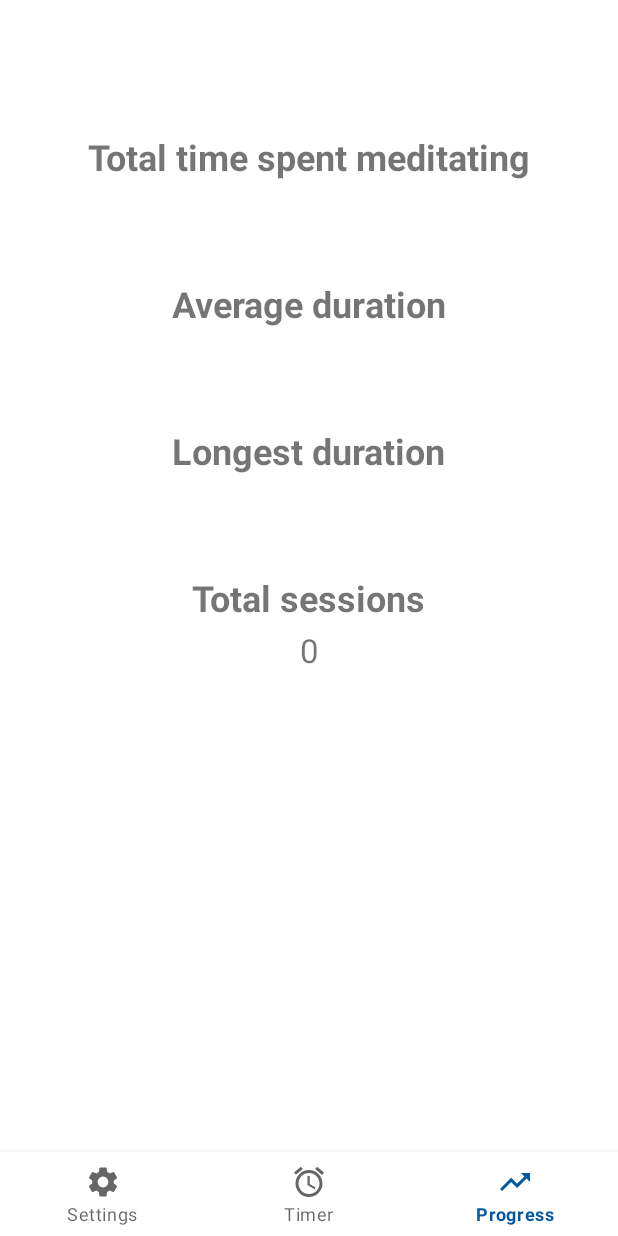
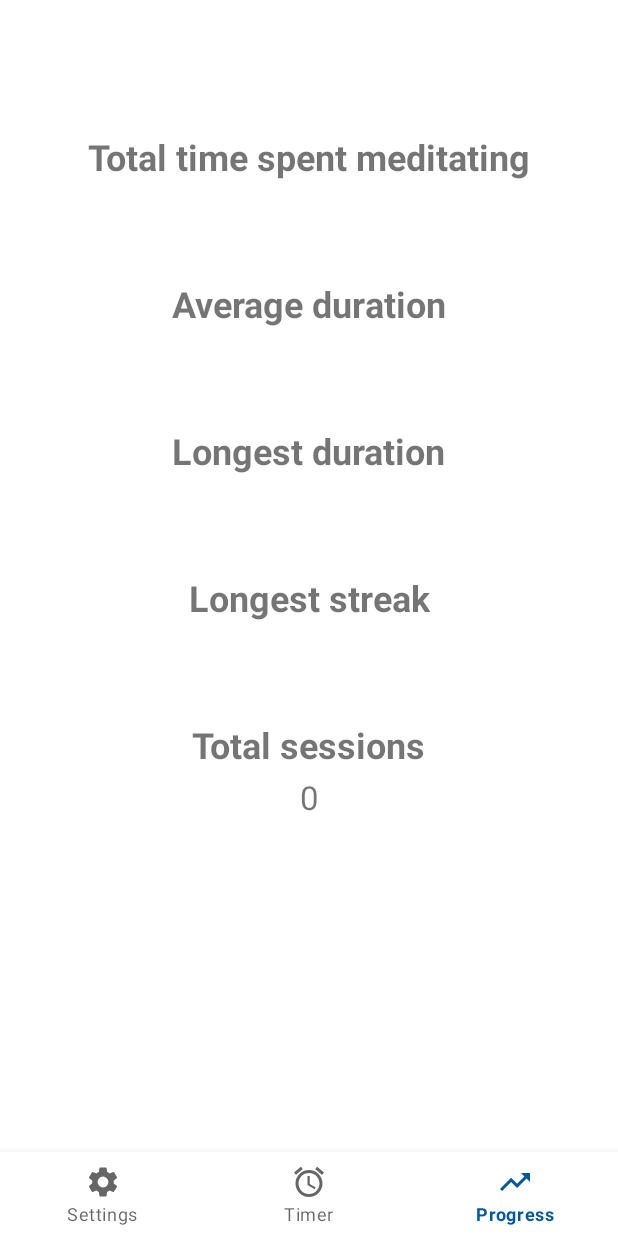
Before and after one commit to j-m-hoffmann/Meditate, an Android app: the ProgressFragment screen opened through its navigation route, on a phone screen of 412 x 824 dp. Run offline under Robolectric (Android 15) with nearby library versions, the phone set to English and light mode, and no system bars; our stand-ins replace Room's generated code, data binding, navigation-ui; 3 statements that could not run were skipped.

Commit message:
feat: add streak to progress fragment

```diff
--- a/app/src/main/java/com/gitlab/j_m_hoffmann/meditate/ui/progress/ProgressViewModel.kt
+++ b/app/src/main/java/com/gitlab/j_m_hoffmann/meditate/ui/progress/ProgressViewModel.kt
@@ -4,10 +4,17 @@ import androidx.lifecycle.LiveData
 import androidx.lifecycle.MutableLiveData
 import androidx.lifecycle.ViewModel
 import androidx.lifecycle.viewModelScope
+import androidx.preference.PreferenceManager
+import com.gitlab.j_m_hoffmann.meditate.MeditateApplication
+import com.gitlab.j_m_hoffmann.meditate.R.string
 import com.gitlab.j_m_hoffmann.meditate.db.Dao
 import kotlinx.coroutines.launch
 
-class ProgressViewModel(private val dao: Dao) : ViewModel() {
+class ProgressViewModel(private val app: MeditateApplication, private val dao: Dao) : ViewModel() {
+
+    private val keyStreakValue = app.getString(string.key_streak_value)
+
+    private val preferences = PreferenceManager.getDefaultSharedPreferences(app)
 
     val countSessions: LiveData<Int>
         get() = _countSessions
@@ -25,6 +32,10 @@ class ProgressViewModel(private val dao: Dao) : ViewModel() {
         get() = _durationTotal
     private val _durationTotal = MutableLiveData(0L)
 
+    val streak: LiveData<Int>
+        get() = _streak
+    private val _streak = MutableLiveData(preferences.getInt(keyStreakValue, 0))
+
     init {
         viewModelScope.launch {
             _countSessions.value = dao.countSessions()
--- a/app/src/main/java/com/gitlab/j_m_hoffmann/meditate/ui/util/ViewModelFactory.kt
+++ b/app/src/main/java/com/gitlab/j_m_hoffmann/meditate/ui/util/ViewModelFactory.kt
@@ -14,7 +14,7 @@ class ViewModelFactory(private val app: MeditateApplication) : ViewModelProvider
         return with(modelClass) {
             val dao = app.database.dao
             when {
-                isAssignableFrom(ProgressViewModel::class.java) -> ProgressViewModel(dao)
+                isAssignableFrom(ProgressViewModel::class.java) -> ProgressViewModel(app, dao)
                 isAssignableFrom(TimerViewModel::class.java) -> TimerViewModel(app, dao)
                 else ->
                     throw IllegalArgumentException("Unknown ViewModel class: ${modelClass.name}")
--- a/app/src/main/res/layout/progress_fragment.xml
+++ b/app/src/main/res/layout/progress_fragment.xml
@@ -70,13 +70,30 @@
             tools:text="15:00" />
 
         <TextView
+            android:id="@+id/header_streak_longest"
+            style="@style/statistics_header"
+            android:text="@string/streak_longest"
+            app:layout_constraintEnd_toEndOf="parent"
+            app:layout_constraintStart_toStartOf="parent"
+            app:layout_constraintTop_toBottomOf="@+id/value_duration_longest" />
+
+        <TextView
+            android:id="@+id/value_streak_longest"
+            style="@style/statistics_value"
+            app:formatStreak="@{viewModel.streak}"
+            app:layout_constraintEnd_toEndOf="parent"
+            app:layout_constraintStart_toStartOf="parent"
+            app:layout_constraintTop_toBottomOf="@+id/header_streak_longest"
+            tools:text="15:00" />
+
+        <TextView
             android:id="@+id/header_count_sessions"
             style="@style/statistics_header"
             android:text="@string/count_sessions"
             app:layout_constraintBottom_toTopOf="@+id/value_count_sessions"
             app:layout_constraintEnd_toEndOf="parent"
             app:layout_constraintStart_toStartOf="parent"
-            app:layout_constraintTop_toBottomOf="@id/value_duration_longest" />
+            app:layout_constraintTop_toBottomOf="@id/value_streak_longest" />
 
         <TextView
             android:id="@+id/value_count_sessions"
--- a/app/src/main/res/values/strings.xml
+++ b/app/src/main/res/values/strings.xml
@@ -30,6 +30,7 @@
     <string name="duration_average">Average duration</string>
     <string name="duration_longest">Longest duration</string>
     <string name="duration_total">Total time spent meditating</string>
+    <string name="streak_longest">Longest streak</string>
 
     <!-- SETTINGS -->
     <string name="theme">Theme</string>
```
